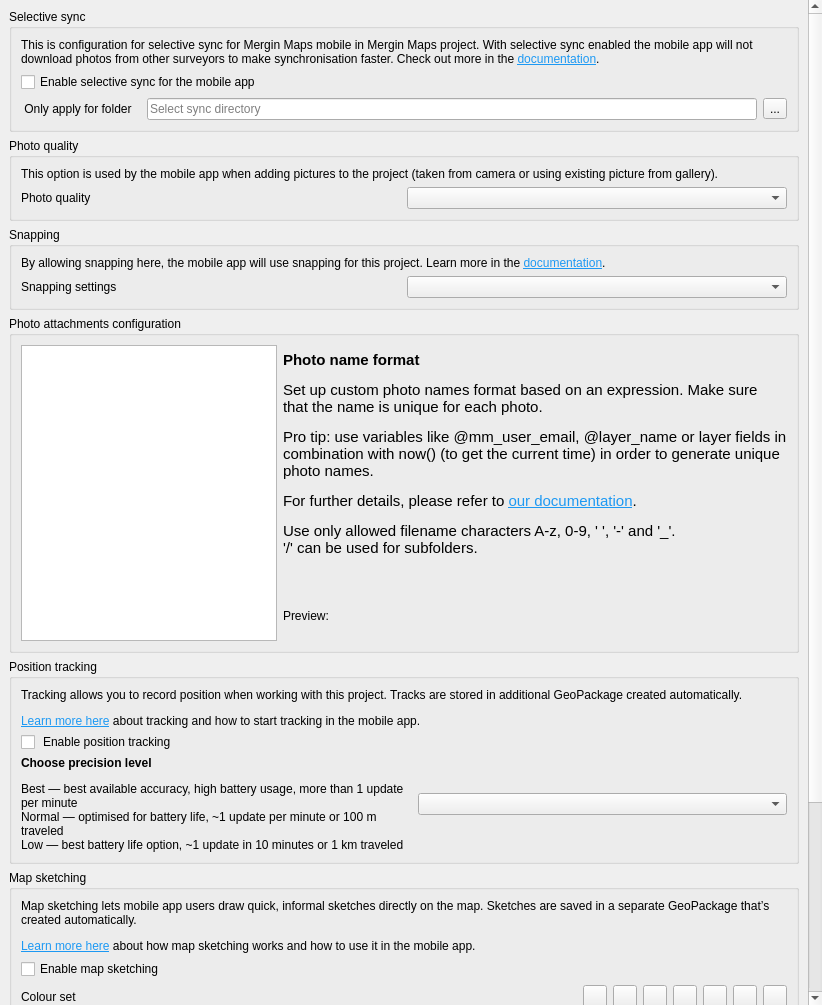
Above: Mergin/ui/ui_project_config.ui from MerginMaps/qgis-plugin before the change. Below: the same form after it.
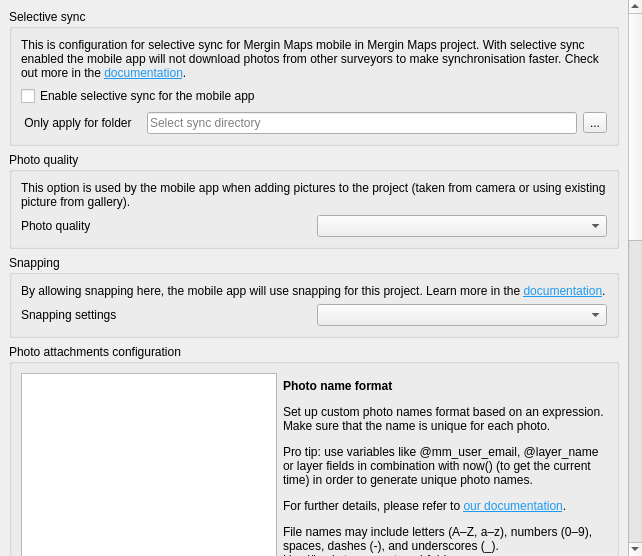
That is the form after the change. Custom widgets are drawn as their Qt base class.

Commit message: invalid_filename_character() in utils

Patch:
```diff
--- a/Mergin/ui/ui_project_config.ui
+++ b/Mergin/ui/ui_project_config.ui
@@ -9,8 +9,8 @@
    <rect>
     <x>0</x>
     <y>0</y>
-    <width>822</width>
-    <height>1005</height>
+    <width>642</width>
+    <height>556</height>
    </rect>
   </property>
   <property name="windowTitle">
@@ -44,9 +44,9 @@
       <property name="geometry">
        <rect>
         <x>0</x>
-        <y>0</y>
-        <width>808</width>
-        <height>1396</height>
+        <y>-253</y>
+        <width>687</width>
+        <height>1447</height>
        </rect>
       </property>
       <layout class="QVBoxLayout" name="verticalLayout">
@@ -226,15 +226,7 @@
           <item row="1" column="1" colspan="2">
            <widget class="QLabel" name="label_6">
             <property name="text">
-             <string>&lt;!DOCTYPE HTML PUBLIC &quot;-//W3C//DTD HTML 4.0//EN&quot; &quot;http://www.w3.org/TR/REC-html40/strict.dtd&quot;&gt;
-&lt;html&gt;&lt;head&gt;&lt;meta name=&quot;qrichtext&quot; content=&quot;1&quot; /&gt;&lt;style type=&quot;text/css&quot;&gt;
-p, li { white-space: pre-wrap; }
-&lt;/style&gt;&lt;/head&gt;&lt;body style=&quot; font-family:'Ubuntu'; font-size:11pt; font-weight:400; font-style:normal;&quot;&gt;
-&lt;p style=&quot; margin-top:12px; margin-bottom:12px; margin-left:0px; margin-right:0px; -qt-block-indent:0; text-indent:0px;&quot;&gt;&lt;span style=&quot; font-weight:600;&quot;&gt;Photo name format&lt;/span&gt;&lt;/p&gt;
-&lt;p style=&quot; margin-top:12px; margin-bottom:12px; margin-left:0px; margin-right:0px; -qt-block-indent:0; text-indent:0px;&quot;&gt;Set up custom photo names format based on an expression. Make sure that the name is unique for each photo.&lt;/p&gt;
-&lt;p style=&quot; margin-top:12px; margin-bottom:12px; margin-left:0px; margin-right:0px; -qt-block-indent:0; text-indent:0px;&quot;&gt;Pro tip: use variables like &lt;span style=&quot; font-family:'Noto Sans Mono';&quot;&gt;@mm_user_email&lt;/span&gt;, &lt;span style=&quot; font-family:'Noto Sans Mono';&quot;&gt;@layer_name&lt;/span&gt; or layer fields in combination with &lt;span style=&quot; font-family:'Noto Sans Mono';&quot;&gt;now()&lt;/span&gt; (to get the current time) in order to generate unique photo names.&lt;/p&gt;
-&lt;p style=&quot; margin-top:12px; margin-bottom:12px; margin-left:0px; margin-right:0px; -qt-block-indent:0; text-indent:0px;&quot;&gt;For further details, please refer to &lt;a href=&quot;https://merginmaps.com/docs/layer/settingup_forms_photo/#customising-photo-name-format-with-expressions&quot;&gt;&lt;span style=&quot; text-decoration: underline; color:#1d99f3;&quot;&gt;our documentation&lt;/span&gt;&lt;/a&gt;.&lt;/p&gt;
-&lt;p style=&quot; margin-top:12px; margin-bottom:12px; margin-left:0px; margin-right:0px; -qt-block-indent:0; text-indent:0px;&quot;&gt;Use only allowed filename characters A-z, 0-9, ' ', '-' and '_'. &lt;br /&gt;'/' can be used for subfolders.&lt;/p&gt;&lt;/body&gt;&lt;/html&gt;</string>
+             <string>&lt;html&gt;&lt;head/&gt;&lt;body&gt;&lt;p&gt;&lt;span style=&quot; font-weight:600;&quot;&gt;Photo name format&lt;/span&gt;&lt;/p&gt;&lt;p&gt;Set up custom photo names format based on an expression. Make sure that the name is unique for each photo.&lt;/p&gt;&lt;p&gt;Pro tip: use variables like &lt;span style=&quot; font-family:'Noto Sans Mono';&quot;&gt;@mm_user_email&lt;/span&gt;, &lt;span style=&quot; font-family:'Noto Sans Mono';&quot;&gt;@layer_name&lt;/span&gt; or layer fields in combination with &lt;span style=&quot; font-family:'Noto Sans Mono';&quot;&gt;now()&lt;/span&gt; (to get the current time) in order to generate unique photo names.&lt;/p&gt;&lt;p&gt;For further details, please refer to &lt;a href=&quot;https://merginmaps.com/docs/layer/settingup_forms_photo/#customising-photo-name-format-with-expressions&quot;&gt;&lt;span style=&quot; text-decoration: underline; color:#1d99f3;&quot;&gt;our documentation&lt;/span&gt;&lt;/a&gt;.&lt;/p&gt;&lt;p&gt;File names may include letters (A–Z, a–z), numbers (0–9), spaces, dashes (-), and underscores (_).&lt;br&gt;Use '/' only to separate subfolders.&lt;/p&gt;&lt;/body&gt;&lt;/html&gt;</string>
             </property>
             <property name="wordWrap">
              <bool>true</bool>
```
The commit also changes 3 other files.
